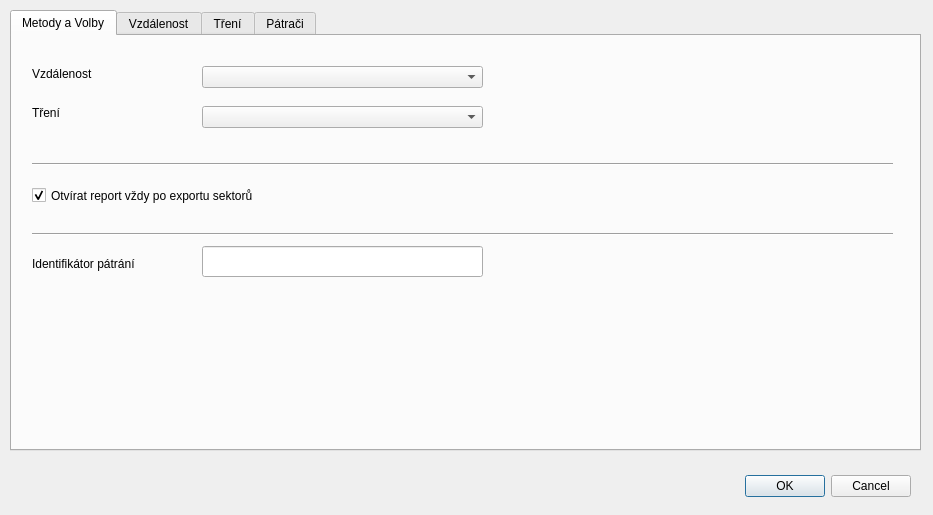
ruz76/qgis_patrac, file ui/settings.ui: the form before one commit.
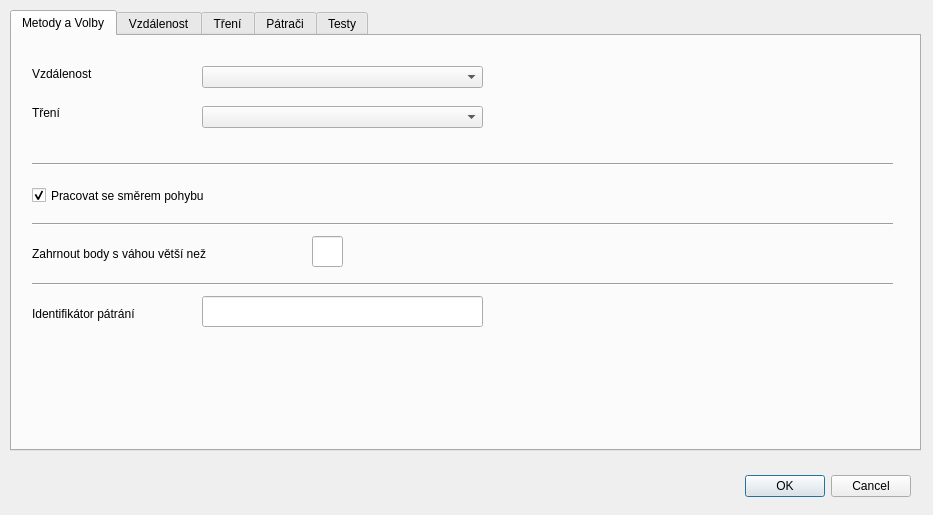
The form after the commit. The open tabs and pages were chosen to show the change.

Commit message: Added support for OSM. Added tests.

The edit to the form file:
```diff
--- a/ui/settings.ui
+++ b/ui/settings.ui
@@ -91,22 +91,6 @@
       </rect>
      </property>
     </widget>
-    <widget class="QCheckBox" name="checkBoxReport">
-     <property name="geometry">
-      <rect>
-       <x>20</x>
-       <y>150</y>
-       <width>381</width>
-       <height>19</height>
-      </rect>
-     </property>
-     <property name="text">
-      <string>Otvírat report vždy po exportu sektorů</string>
-     </property>
-     <property name="checked">
-      <bool>true</bool>
-     </property>
-    </widget>
     <widget class="Line" name="line">
      <property name="geometry">
       <rect>
@@ -124,7 +108,7 @@
      <property name="geometry">
       <rect>
        <x>20</x>
-       <y>190</y>
+       <y>240</y>
        <width>861</width>
        <height>16</height>
       </rect>
@@ -137,7 +121,7 @@
      <property name="geometry">
       <rect>
        <x>20</x>
-       <y>220</y>
+       <y>270</y>
        <width>181</width>
        <height>16</height>
       </rect>
@@ -150,12 +134,64 @@
      <property name="geometry">
       <rect>
        <x>190</x>
+       <y>260</y>
+       <width>281</width>
+       <height>31</height>
+      </rect>
+     </property>
+    </widget>
+    <widget class="QLabel" name="labelWeightLimit">
+     <property name="geometry">
+      <rect>
+       <x>20</x>
        <y>210</y>
        <width>281</width>
+       <height>16</height>
+      </rect>
+     </property>
+     <property name="text">
+      <string>Zahrnout body s váhou větší než</string>
+     </property>
+    </widget>
+    <widget class="QLineEdit" name="lineEditWeightLimit">
+     <property name="geometry">
+      <rect>
+       <x>300</x>
+       <y>200</y>
+       <width>31</width>
        <height>31</height>
       </rect>
      </property>
     </widget>
+    <widget class="Line" name="line_4">
+     <property name="geometry">
+      <rect>
+       <x>20</x>
+       <y>180</y>
+       <width>861</width>
+       <height>16</height>
+      </rect>
+     </property>
+     <property name="orientation">
+      <enum>Qt::Horizontal</enum>
+     </property>
+    </widget>
+    <widget class="QCheckBox" name="checkBoxRadial">
+     <property name="geometry">
+      <rect>
+       <x>20</x>
+       <y>150</y>
+       <width>381</width>
+       <height>19</height>
+      </rect>
+     </property>
+     <property name="text">
+      <string>Pracovat se směrem pohybu</string>
+     </property>
+     <property name="checked">
+      <bool>true</bool>
+     </property>
+    </widget>
    </widget>
    <widget class="QWidget" name="tab_3">
     <attribute name="title">
@@ -514,6 +550,24 @@
      <column/>
     </widget>
    </widget>
+   <widget class="QWidget" name="tab_Tests">
+    <attribute name="title">
+     <string>Testy</string>
+    </attribute>
+    <widget class="QPushButton" name="pushButtonHds">
+     <property name="geometry">
+      <rect>
+       <x>30</x>
+       <y>20</y>
+       <width>831</width>
+       <height>31</height>
+      </rect>
+     </property>
+     <property name="text">
+      <string>Spustit základní test</string>
+     </property>
+    </widget>
+   </widget>
   </widget>
  </widget>
  <resources/>
```
Left out of the diff: 2 changed lines with no effect on the pictures. The commit also changes 389 other files.
